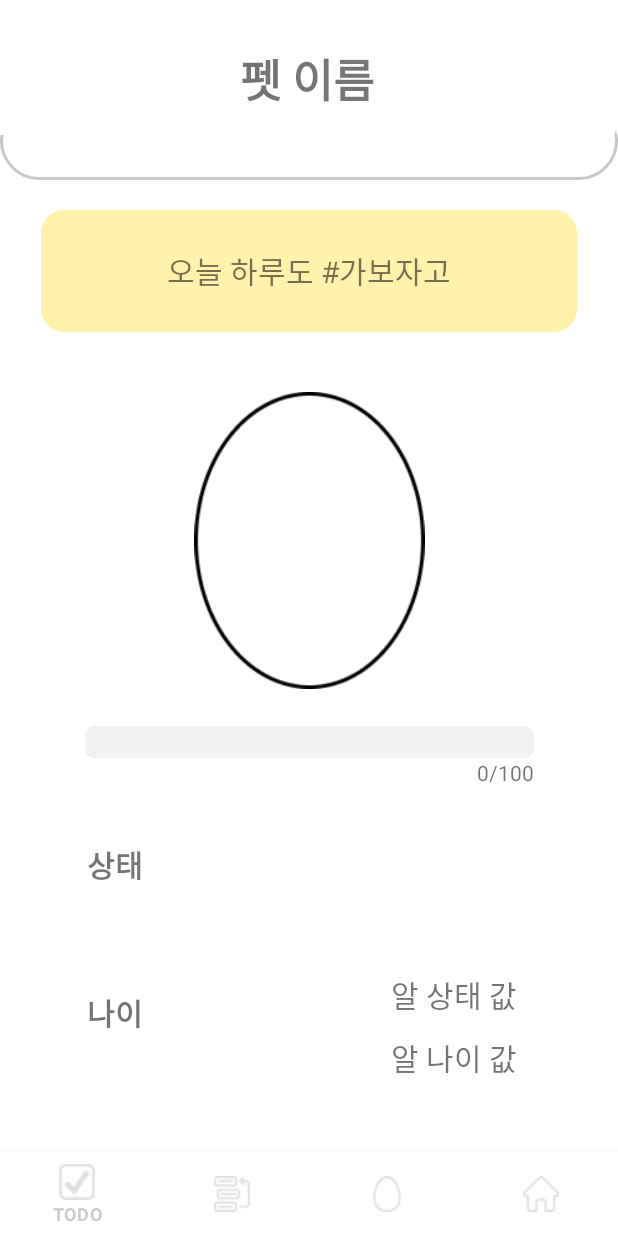
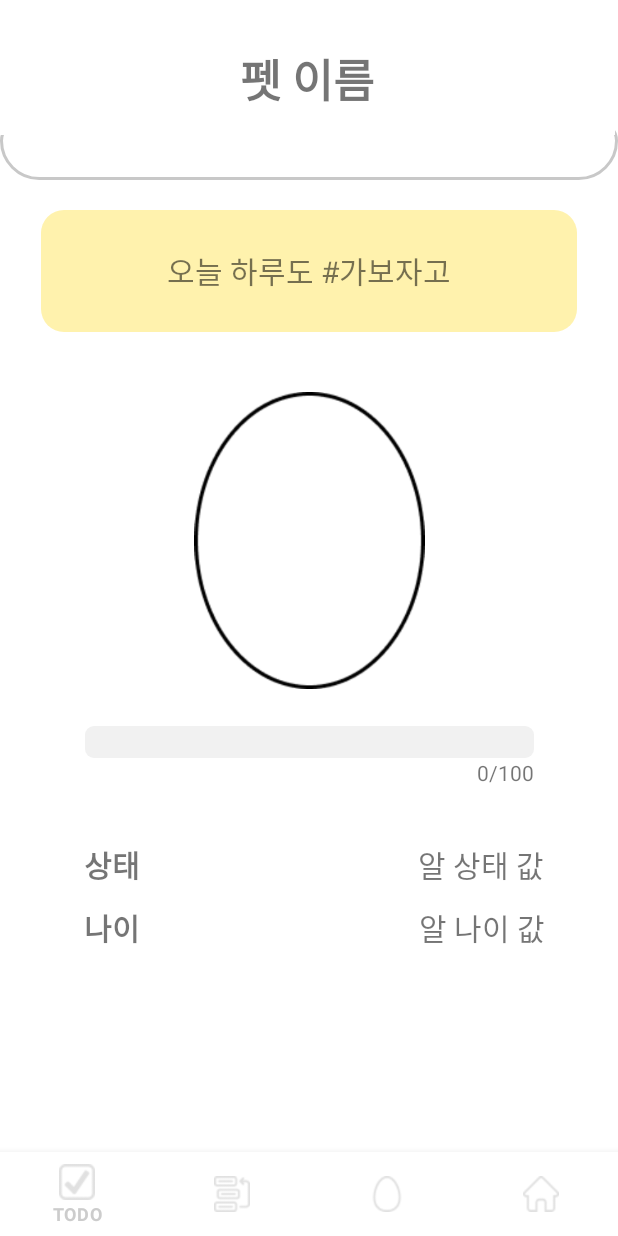
Before and after one commit to HCI-Eggward/Eggward-Android, an Android app: the EggBreedActivity screen opened directly, with no data from a screen before it, on a phone screen of 412 x 824 dp. Run offline under Robolectric (Android 15) with nearby library versions, the phone set to English and light mode, and no system bars; our stand-ins replace Firebase (no records; nobody signed in at launch, a user with empty details on screens opened directly).

Commit message:
feat: change eggbreed text location

```diff
--- a/app/src/main/res/layout/activity_egg_breed.xml
+++ b/app/src/main/res/layout/activity_egg_breed.xml
@@ -86,60 +86,50 @@
         android:id="@+id/egg_status_val"
         android:layout_width="wrap_content"
         android:layout_height="wrap_content"
-        android:layout_marginBottom="12dp"
+        android:layout_marginStart="184dp"
+        android:layout_marginTop="56dp"
         android:text="알 상태 값"
         android:textSize="20dp"
-        app:layout_constraintBottom_toTopOf="@+id/egg_age_val"
         app:layout_constraintEnd_toEndOf="parent"
-        app:layout_constraintHorizontal_bias="0.794"
-        app:layout_constraintStart_toStartOf="parent"
-        app:layout_constraintTop_toBottomOf="@+id/egg_progressBar"
-        app:layout_constraintVertical_bias="1.0" />
+        app:layout_constraintHorizontal_bias="0.02"
+        app:layout_constraintStart_toEndOf="@+id/egg_status_exp"
+        app:layout_constraintTop_toBottomOf="@+id/egg_progressBar" />
 
     <TextView
         android:id="@+id/egg_age_exp"
         android:layout_width="wrap_content"
         android:layout_height="wrap_content"
-        android:layout_marginEnd="150dp"
+        android:layout_marginStart="56dp"
+        android:layout_marginTop="12dp"
         android:text="나이"
         android:textSize="20dp"
         android:textStyle="bold"
-        app:layout_constraintBottom_toTopOf="@+id/navigationView"
-        app:layout_constraintEnd_toStartOf="@+id/egg_age_val"
-        app:layout_constraintHorizontal_bias="0.791"
         app:layout_constraintStart_toStartOf="parent"
-        app:layout_constraintTop_toBottomOf="@+id/egg_progressBar"
-        app:layout_constraintVertical_bias="0.664" />
+        app:layout_constraintTop_toBottomOf="@+id/egg_status_exp" />
 
     <TextView
         android:id="@+id/egg_status_exp"
         android:layout_width="wrap_content"
         android:layout_height="wrap_content"
+        android:layout_marginStart="56dp"
         android:layout_marginTop="56dp"
-        android:layout_marginEnd="156dp"
         android:text="상태"
         android:textSize="20dp"
         android:textStyle="bold"
-        app:layout_constraintBottom_toTopOf="@+id/navigationView"
-        app:layout_constraintEnd_toStartOf="@+id/egg_status_val"
-        app:layout_constraintHorizontal_bias="0.863"
         app:layout_constraintStart_toStartOf="parent"
-        app:layout_constraintTop_toBottomOf="@+id/egg_progressBar"
-        app:layout_constraintVertical_bias="0.0" />
+        app:layout_constraintTop_toBottomOf="@+id/egg_progressBar" />
 
     <TextView
         android:id="@+id/egg_age_val"
         android:layout_width="wrap_content"
         android:layout_height="wrap_content"
-        android:layout_marginBottom="48dp"
+        android:layout_marginTop="12dp"
         android:text="알 나이 값"
         android:textSize="20dp"
-        app:layout_constraintBottom_toTopOf="@+id/navigationView"
         app:layout_constraintEnd_toEndOf="parent"
-        app:layout_constraintHorizontal_bias="0.794"
-        app:layout_constraintStart_toStartOf="parent"
-        app:layout_constraintTop_toBottomOf="@+id/egg_progressBar"
-        app:layout_constraintVertical_bias="1.0" />
+        app:layout_constraintHorizontal_bias="0.793"
+        app:layout_constraintStart_toEndOf="@+id/egg_age_exp"
+        app:layout_constraintTop_toBottomOf="@+id/egg_status_val" />
 
     <com.google.android.material.bottomnavigation.BottomNavigationView
         android:id="@+id/navigationView"
@@ -153,6 +143,8 @@
         app:layout_constraintBottom_toBottomOf="parent"
         app:layout_constraintLeft_toLeftOf="parent"
         app:layout_constraintRight_toRightOf="parent"
-        app:menu="@menu/bottom_nav_menu"></com.google.android.material.bottomnavigation.BottomNavigationView>
+        app:menu="@menu/bottom_nav_menu">
+
+    </com.google.android.material.bottomnavigation.BottomNavigationView>
 
 </androidx.constraintlayout.widget.ConstraintLayout>
```
